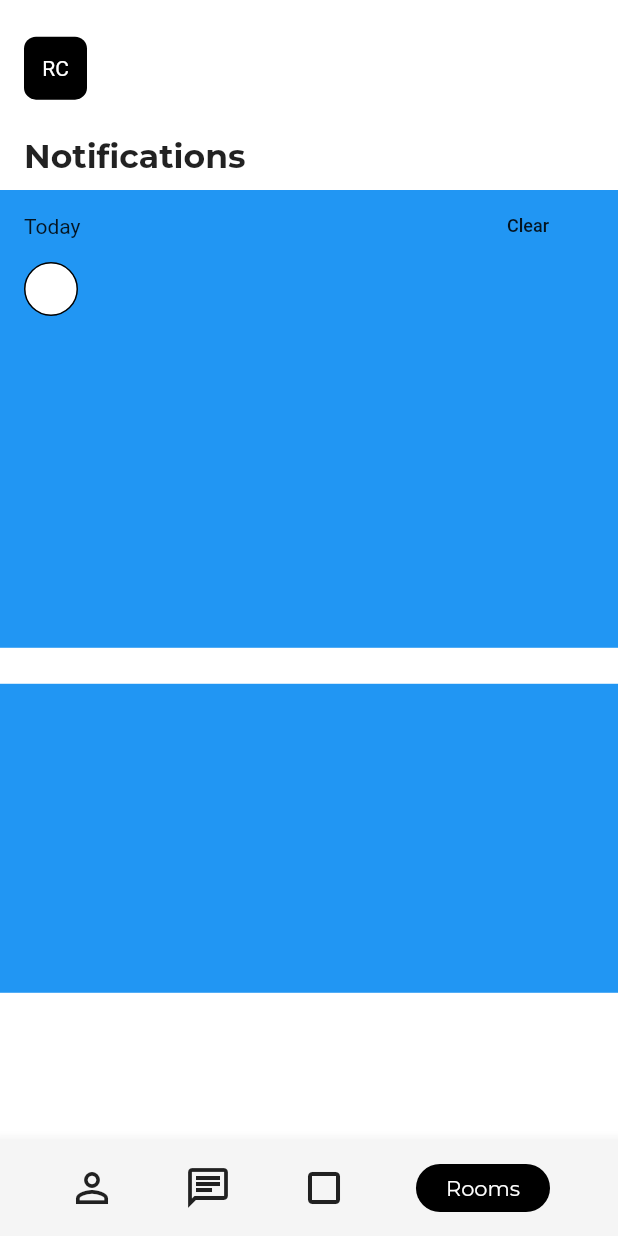
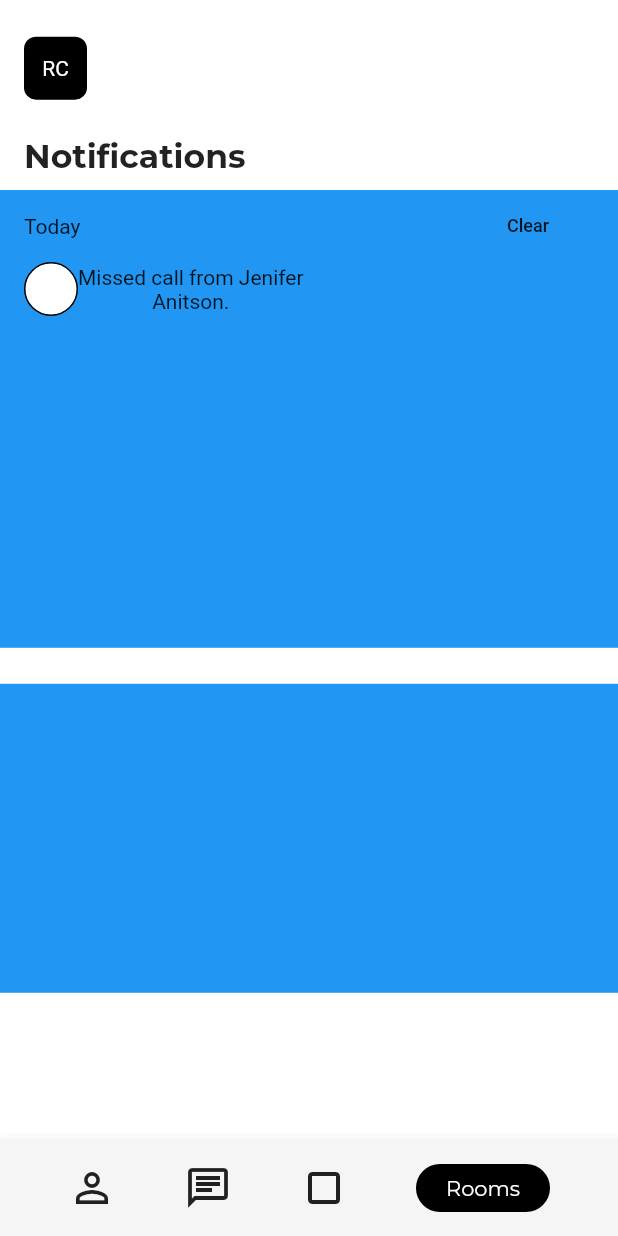
Before and after one commit to JAICHANGPARK/flutter_notebook_8th_story, a Flutter app: the SocialHomePage screen opened by its route, on a phone screen of 412 x 824 dp. Run offline on Flutter 3.47's test engine with Material 2 defaults, Android fonts, the phone set to English and light mode, and no system bars; our stand-ins replace badges, flutter_hooks, google_fonts, hooks_riverpod, state_notifier.

Commit message:
Update social_home_page.dart

```diff
--- a/lib/ep588_social_app/social_home_page.dart
+++ b/lib/ep588_social_app/social_home_page.dart
@@ -79,6 +79,12 @@ class _SocialHomePageState extends State<SocialHomePage> {
                                   shape: BoxShape.circle,
                                   border: Border.all(color: Colors.black)
                                 ),
+                              ),
+                              Column(
+                                children: [
+                                  Text("Missed call from Jenifer"),
+                                  Text("Anitson.")
+                                ],
                               )
                             ],
                           )
```
